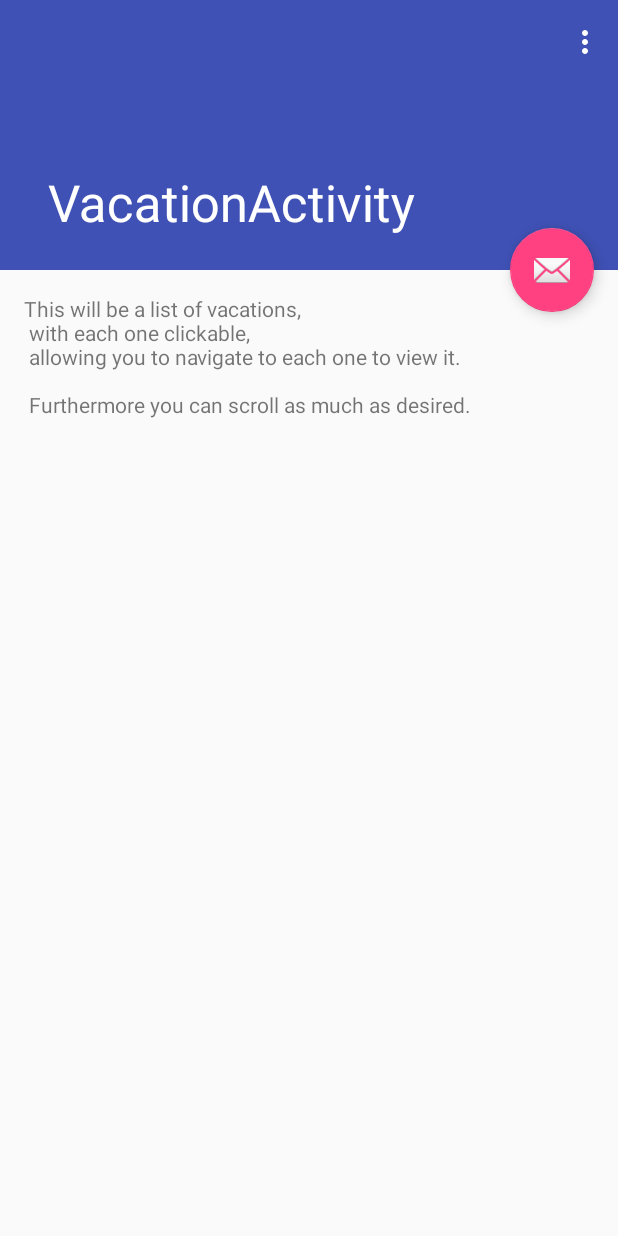
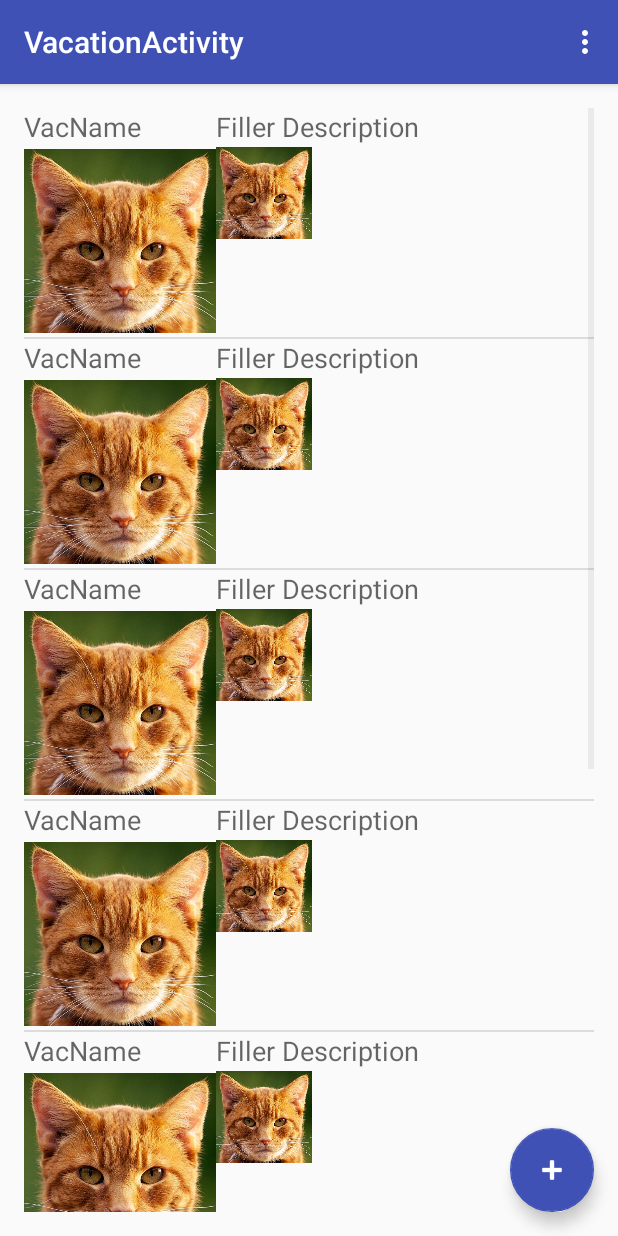
Before and after one commit to MaxWason/VacationDroid, an Android app: the VacationsActivity screen opened directly, with no data from a screen before it, on a phone screen of 412 x 824 dp. Run offline under Robolectric (Android 15) with nearby library versions, the phone set to English and light mode, and no system bars.

Commit message:
Vacations Activity now has it's base done now

```diff
--- a/app/src/main/java/com/jkpg/jurgen/nl/vacationdroid/core/vacations/VacationsActivity.java
+++ b/app/src/main/java/com/jkpg/jurgen/nl/vacationdroid/core/vacations/VacationsActivity.java
@@ -10,8 +10,11 @@ import android.view.MenuItem;
 import android.view.View;
 
 import com.jkpg.jurgen.nl.vacationdroid.R;
+import com.jkpg.jurgen.nl.vacationdroid.core.vacations.logic.VacationsAdapter;
+import com.jkpg.jurgen.nl.vacationdroid.core.vacations.logic.VacationsDummy;
+import com.jkpg.jurgen.nl.vacationdroid.core.vacations.logic.VacationsItem;
 
-public class VacationsActivity extends AppCompatActivity {
+public class VacationsActivity extends AppCompatActivity implements VacationsItem.OnFragmentInteractionListener {
 
     @Override
     protected void onCreate(Bundle savedInstanceState) {
@@ -52,4 +55,8 @@ public class VacationsActivity extends AppCompatActivity {
         return super.onOptionsItemSelected(item);
     }
 
+    @Override
+    public void onFragmentInteraction(String id) {
+
+    }
 }
--- /dev/null
+++ b/app/src/main/java/com/jkpg/jurgen/nl/vacationdroid/core/vacations/logic/VacationsAdapter.java
@@ -0,0 +1,68 @@
+package com.jkpg.jurgen.nl.vacationdroid.core.vacations.logic;
+
+import android.app.Activity;
+import android.content.Context;
+import android.view.LayoutInflater;
+import android.view.View;
+import android.view.ViewGroup;
+import android.widget.ArrayAdapter;
+import android.widget.ImageView;
+import android.widget.TextView;
+
+import com.jkpg.jurgen.nl.vacationdroid.R;
+
+import java.util.ArrayList;
+
+public class VacationsAdapter<VacationsDummy> extends ArrayAdapter<VacationsDummy> {
+
+    Context context;
+    ArrayList<VacationsDummy> data;
+    int viewid;
+
+    public VacationsAdapter(Context context, int viewID, ArrayList<VacationsDummy> data) {
+        super(context, viewID, data);
+        this.context = context;
+        this.data = data;
+        this.viewid = viewID;
+    }
+
+    //TODO: not actually getting the vacation data, going to the else block
+    @Override
+    public View getView(int position, View convertView, ViewGroup parent) {
+        View row = convertView;
+        VacationsHolder holder = null;
+
+        if(row == null)
+        {
+            LayoutInflater inflater = ((Activity)context).getLayoutInflater();
+            row = inflater.inflate(viewid, parent, false);
+
+            holder = new VacationsHolder();
+            holder.name = (TextView)row.findViewById(R.id.dashNameVacations);
+            holder.description = (TextView)row.findViewById(R.id.dashDescVacations);
+            holder.img = (ImageView)row.findViewById(R.id.dashImg);
+
+            row.setTag(holder);
+        }
+        else
+        {
+            holder = (VacationsHolder)row.getTag();
+        }
+
+        VacationsDummy f = data.get(position);
+        holder.name.setText("VacName");
+        holder.description.setText("Filler Description");
+
+        return row;
+    }
+
+    class VacationsHolder {
+        public TextView name;
+        public TextView description;
+        public ImageView img;
+
+        public VacationsHolder() {
+
+        }
+    }
+}
--- /dev/null
+++ b/app/src/main/java/com/jkpg/jurgen/nl/vacationdroid/core/vacations/logic/VacationsDummy.java
@@ -0,0 +1,23 @@
+package com.jkpg.jurgen.nl.vacationdroid.core.vacations.logic;
+
+
+import java.util.ArrayList;
+
+public class VacationsDummy {
+
+    public String name;
+    public String description;
+    public ArrayList memories;
+
+    public VacationsDummy(){
+        name = "Dummy Vacation";
+        description = "Dummy Description for a dummy vacation.";
+//        memories.add(memory);
+    }
+
+    public VacationsDummy(String name, String description){
+        this.name = name;
+        this.description = description;
+//        memories.add(memory);
+    }
+}
--- /dev/null
+++ b/app/src/main/java/com/jkpg/jurgen/nl/vacationdroid/core/vacations/logic/VacationsItem.java
@@ -0,0 +1,160 @@
+package com.jkpg.jurgen.nl.vacationdroid.core.vacations.logic;
+
+import android.app.Activity;
+import android.app.Fragment;
+import android.os.Bundle;
+import android.view.LayoutInflater;
+import android.view.View;
+import android.view.ViewGroup;
+import android.widget.AbsListView;
+import android.widget.AdapterView;
+import android.widget.ListAdapter;
+import android.widget.TextView;
+
+import com.jkpg.jurgen.nl.vacationdroid.R;
+import com.jkpg.jurgen.nl.vacationdroid.dummy.DummyContent;
+import com.jkpg.jurgen.nl.vacationdroid.friend.Friend;
+import com.jkpg.jurgen.nl.vacationdroid.friend.FriendAdapter;
+
+import java.util.ArrayList;
+
+
+public class VacationsItem extends Fragment implements AbsListView.OnItemClickListener {
+
+    // TODO: Rename parameter arguments, choose names that match
+    // the fragment initialization parameters, e.g. ARG_ITEM_NUMBER
+    private static final String ARG_PARAM1 = "param1";
+    private static final String ARG_PARAM2 = "param2";
+
+    // TODO: Rename and change types of parameters
+    private String mParam1;
+    private String mParam2;
+
+    private OnFragmentInteractionListener mListener;
+
+    /**
+     * The fragment's ListView/GridView.
+     */
+    private AbsListView mListView;
+
+    /**
+     * The Adapter which will be used to populate the ListView/GridView with
+     * Views.
+     */
+    private ListAdapter mAdapter;
+
+    // TODO: Rename and change types of parameters
+    public static VacationsItem newInstance(String param1, String param2) {
+        VacationsItem fragment = new VacationsItem();
+        Bundle args = new Bundle();
+        args.putString(ARG_PARAM1, param1);
+        args.putString(ARG_PARAM2, param2);
+        fragment.setArguments(args);
+        return fragment;
+    }
+
+    /**
+     * Mandatory empty constructor for the fragment manager to instantiate the
+     * fragment (e.g. upon screen orientation changes).
+     */
+    public VacationsItem() {
+    }
+
+    @Override
+    public void onCreate(Bundle savedInstanceState) {
+        super.onCreate(savedInstanceState);
+
+        if (getArguments() != null) {
+            mParam1 = getArguments().getString(ARG_PARAM1);
+            mParam2 = getArguments().getString(ARG_PARAM2);
+        }
+
+        // TODO: Change Adapter to display your content
+
+        ArrayList vacations = new ArrayList<VacationsDummy>();
+        vacations.add(new VacationsDummy("Prague", "Best Vacation ever!"));
+        vacations.add(new VacationsDummy("Stockholm", "SWE is love SWE is life"));
+        vacations.add(new VacationsDummy("Some other place", "Filler text, yay!"));
+        vacations.add(new VacationsDummy("Krakow", "krakow, krakow"));
+        vacations.add(new VacationsDummy());
+        vacations.add(new VacationsDummy());
+        vacations.add(new VacationsDummy());
+        vacations.add(new VacationsDummy());
+        // friends = (OverviewActivity) getActivity().friends or something
+
+        //Jurgen: so, this array adapter takes FriendContent objects and translates them to the list items
+        //we're probably gonna have to make our own for this to work
+
+        mAdapter = new VacationsAdapter<VacationsDummy>(getActivity(), R.layout.fragment_vactions_dash, vacations);
+    }
+
+    @Override
+    public View onCreateView(LayoutInflater inflater, ViewGroup container,
+                             Bundle savedInstanceState) {
+        View view = inflater.inflate(R.layout.fragment_item, container, false);
+
+        // Set the adapter
+        mListView = (AbsListView) view.findViewById(android.R.id.list);
+        ((AdapterView<ListAdapter>) mListView).setAdapter(mAdapter);
+
+        // Set OnItemClickListener so we can be notified on item clicks
+        mListView.setOnItemClickListener(this);
+
+        return view;
+    }
+
+    @Override
+    public void onAttach(Activity activity) {
+        super.onAttach(activity);
+        try {
+            mListener = (OnFragmentInteractionListener) activity;
+        } catch (ClassCastException e) {
+            throw new ClassCastException(activity.toString()
+                    + " must implement OnFragmentInteractionListener");
+        }
+    }
+
+    @Override
+    public void onDetach() {
+        super.onDetach();
+        mListener = null;
+    }
+
+    @Override
+    public void onItemClick(AdapterView<?> parent, View view, int position, long id) {
+        if (null != mListener) {
+            // Notify the active callbacks interface (the activity, if the
+            // fragment is attached to one) that an item has been selected.
+            mListener.onFragmentInteraction(DummyContent.ITEMS.get(position).id);
+        }
+    }
+
+    /**
+     * The default content for this Fragment has a TextView that is shown when
+     * the list is empty. If you would like to change the text, call this method
+     * to supply the text it should use.
+     */
+    public void setEmptyText(CharSequence emptyText) {
+        View emptyView = mListView.getEmptyView();
+
+        if (emptyView instanceof TextView) {
+            ((TextView) emptyView).setText(emptyText);
+        }
+    }
+
+    /**
+     * This interface must be implemented by activities that contain this
+     * fragment to allow an interaction in this fragment to be communicated
+     * to the activity and potentially other fragments contained in that
+     * activity.
+     * <p/>
+     * See the Android Training lesson <a href=
+     * "http://developer.android.com/training/basics/fragments/communicating.html"
+     * >Communicating with Other Fragments</a> for more information.
+     */
+    public interface OnFragmentInteractionListener {
+        // TODO: Update argument type and name
+        public void onFragmentInteraction(String id);
+    }
+
+}
--- /dev/null
+++ b/app/src/main/res/layout/fragment_vactions_dash.xml
@@ -0,0 +1,52 @@
+<?xml version="1.0" encoding="utf-8"?>
+<FrameLayout xmlns:android="http://schemas.android.com/apk/res/android"
+android:layout_width="match_parent" android:layout_height="match_parent"
+android:id="@+id/vacationsName">
+
+<GridLayout
+    android:layout_width="match_parent"
+    android:layout_height="match_parent">
+
+    <TextView
+        android:layout_width="wrap_content"
+        android:layout_height="wrap_content"
+        android:textAppearance="?android:attr/textAppearanceMedium"
+        android:text="VacationName"
+        android:id="@+id/dashNameVacations"
+        android:layout_row="0"
+        android:layout_column="0" />
+
+    <TextView
+        android:layout_width="wrap_content"
+        android:layout_height="wrap_content"
+        android:textAppearance="?android:attr/textAppearanceMedium"
+        android:text="Vacation Description"
+        android:id="@+id/dashDescVacations"
+        android:layout_row="0"
+        android:layout_column="1" />
+
+    <ImageView
+        android:layout_width="128dp"
+        android:layout_height="128dp"
+        android:id="@+id/dashImg"
+        android:layout_row="1"
+        android:layout_column="0"
+        android:src="@drawable/placeholder" />
+
+    <GridLayout
+        android:layout_width="fill_parent"
+        android:layout_height="wrap_content"
+        android:layout_row="1"
+        android:layout_column="1"
+        android:columnCount="3"
+        android:rowCount="3">
+
+        <ImageView
+            android:layout_width="64dp"
+            android:layout_height="64dp"
+            android:id="@+id/imageView5"
+            android:src="@drawable/placeholder" />
+    </GridLayout>
+</GridLayout>
+
+</FrameLayout>
--- a/app/src/main/res/layout/overview_app_bar.xml
+++ b/app/src/main/res/layout/overview_app_bar.xml
@@ -17,9 +17,14 @@
 
     <include layout="@layout/overview_content" />
 
-    <android.support.design.widget.FloatingActionButton android:id="@+id/fab"
-        android:layout_width="wrap_content" android:layout_height="wrap_content"
-        android:layout_gravity="bottom|end" android:layout_margin="@dimen/fab_margin"
-        android:src="@android:drawable/ic_dialog_email" />
+    <android.support.design.widget.FloatingActionButton
+        android:id="@+id/fab"
+        android:layout_width="wrap_content"
+        android:layout_height="wrap_content"
+        android:layout_gravity="bottom|end"
+        android:layout_margin="@dimen/fab_margin"
+        android:src="@android:drawable/ic_input_add"
+        android:tint="@color/colorWhite"
+        app:backgroundTint="@color/colorPrimary" />
 
 </android.support.design.widget.CoordinatorLayout>
--- a/app/src/main/res/layout/vacations_activity.xml
+++ b/app/src/main/res/layout/vacations_activity.xml
@@ -6,32 +6,25 @@
     android:layout_height="match_parent" android:fitsSystemWindows="true"
     tools:context="com.jkpg.jurgen.nl.vacationdroid.core.vacations.VacationsActivity">
 
-    <android.support.design.widget.AppBarLayout android:id="@+id/app_bar"
-        android:fitsSystemWindows="true" android:layout_height="@dimen/app_bar_height"
+    <android.support.design.widget.AppBarLayout android:layout_height="wrap_content"
         android:layout_width="match_parent" android:theme="@style/AppTheme.AppBarOverlay">
 
-        <android.support.design.widget.CollapsingToolbarLayout android:id="@+id/toolbar_layout"
-            android:fitsSystemWindows="true" android:layout_width="match_parent"
-            android:layout_height="match_parent" app:layout_scrollFlags="scroll|exitUntilCollapsed"
-            app:contentScrim="?attr/colorPrimary"
-            android:contextClickable="false"
-            android:clickable="false">
+        <android.support.v7.widget.Toolbar android:id="@+id/toolbar"
+            android:layout_width="match_parent" android:layout_height="?attr/actionBarSize"
+            android:background="?attr/colorPrimary" app:popupTheme="@style/AppTheme.PopupOverlay" />
 
-            <android.support.v7.widget.Toolbar android:id="@+id/toolbar"
-                android:layout_height="?attr/actionBarSize" android:layout_width="match_parent"
-                app:layout_collapseMode="pin" app:popupTheme="@style/AppTheme.PopupOverlay" />
-
-        </android.support.design.widget.CollapsingToolbarLayout>
     </android.support.design.widget.AppBarLayout>
 
     <include layout="@layout/vacations_content" />
 
-    <android.support.design.widget.FloatingActionButton android:id="@+id/fab"
-        android:layout_width="wrap_content" android:layout_height="wrap_content"
-        android:layout_margin="@dimen/fab_margin" app:layout_anchor="@id/app_bar"
-        app:layout_anchorGravity="bottom|end" android:src="@android:drawable/ic_dialog_email"
-        android:adjustViewBounds="true"
-        android:baselineAlignBottom="false"
-        android:clickable="false" />
+    <android.support.design.widget.FloatingActionButton
+        android:id="@+id/fab"
+        android:layout_width="wrap_content"
+        android:layout_height="wrap_content"
+        android:layout_gravity="bottom|end"
+        android:layout_margin="@dimen/fab_margin"
+        android:src="@android:drawable/ic_input_add"
+        android:tint="@color/colorWhite"
+        app:backgroundTint="@color/colorPrimary" />
 
 </android.support.design.widget.CoordinatorLayout>
--- a/app/src/main/res/layout/vacations_content.xml
+++ b/app/src/main/res/layout/vacations_content.xml
@@ -1,14 +1,24 @@
 <?xml version="1.0" encoding="utf-8"?>
-<android.support.v4.widget.NestedScrollView
-    xmlns:android="http://schemas.android.com/apk/res/android"
+<RelativeLayout xmlns:android="http://schemas.android.com/apk/res/android"
     xmlns:tools="http://schemas.android.com/tools"
-    xmlns:app="http://schemas.android.com/apk/res-auto"
+    xmlns:app="http://schemas.android.com/apk/res-auto" android:layout_width="match_parent"
+    android:layout_height="match_parent" android:paddingLeft="@dimen/activity_horizontal_margin"
+    android:paddingRight="@dimen/activity_horizontal_margin"
+    android:paddingTop="@dimen/activity_vertical_margin"
+    android:paddingBottom="@dimen/activity_vertical_margin"
     app:layout_behavior="@string/appbar_scrolling_view_behavior"
-    tools:showIn="@layout/activity_vacation" android:layout_width="match_parent"
-    android:layout_height="match_parent"
-    tools:context="com.jkpg.jurgen.nl.vacationdroid.core.vacations.VacationsActivity">
+    tools:showIn="@layout/app_bar_overview" tools:context=".VactionsActivity">
 
-    <TextView android:layout_width="wrap_content" android:layout_height="wrap_content"
-        android:layout_margin="@dimen/text_margin" android:text="@string/filler_info_text" />
+    <fragment
+        android:layout_width="wrap_content"
+        android:layout_height="wrap_content"
+        android:name="com.jkpg.jurgen.nl.vacationdroid.core.vacations.logic.VacationsItem"
+        android:id="@+id/fragment3"
+        android:layout_alignParentTop="true"
+        tools:layout="@layout/fragment_vactions_dash"
+        android:layout_alignParentLeft="true"
+        android:layout_alignParentStart="true"
+        android:layout_alignParentRight="true"
+        android:layout_alignParentEnd="true" />
 
-</android.support.v4.widget.NestedScrollView>
+</RelativeLayout>
--- a/app/src/main/res/values/colors.xml
+++ b/app/src/main/res/values/colors.xml
@@ -3,4 +3,6 @@
     <color name="colorPrimary">#3F51B5</color>
     <color name="colorPrimaryDark">#303F9F</color>
     <color name="colorAccent">#FF4081</color>
+    <color name="colorFAB">#FF9933</color>
+    <color name="colorWhite">#FFFFFF</color>
 </resources>
```
